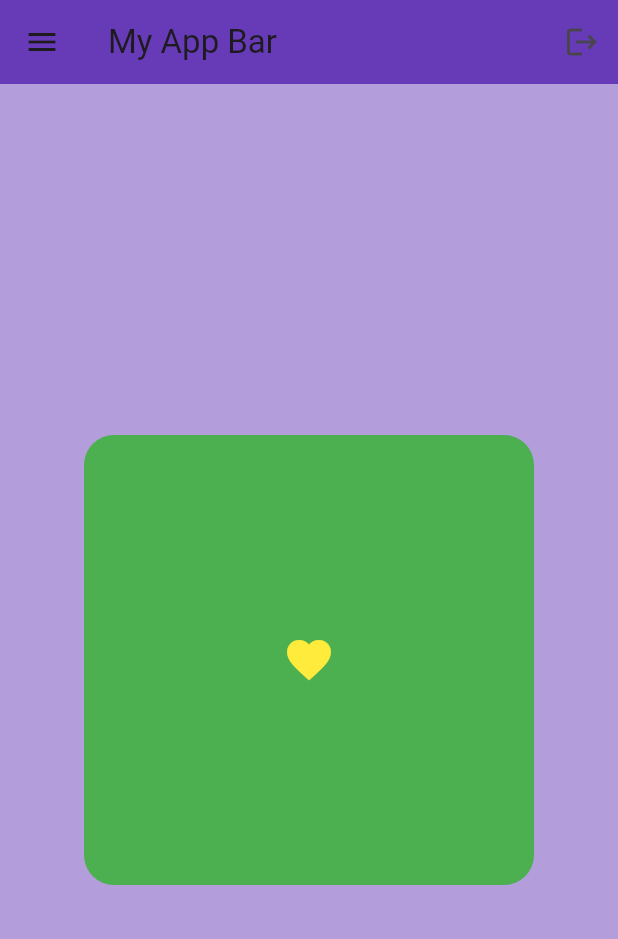
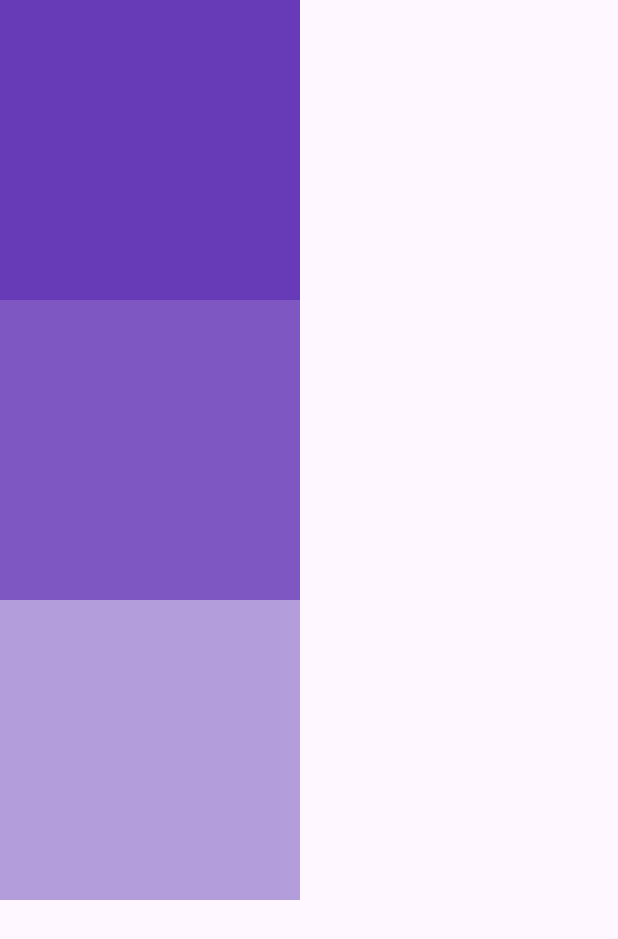
Before and after one commit to itstalalsalman/flutter_app_first, a Flutter app: the screen it shows after launch, on a phone screen of 412 x 824 dp. Shown: the top 939 px of the screen. Run offline on Flutter 3.47's test engine with Material 3 defaults, Android fonts, the phone set to English and light mode, and no system bars.

Commit message:
Column Widget And main&cross axis alignment along with Widget selections

```diff
--- a/lib/main.dart
+++ b/lib/main.dart
@@ -13,29 +13,20 @@
     return MaterialApp(
       debugShowCheckedModeBanner: false,
       home: Scaffold(
-        backgroundColor: Colors.deepPurple[200],
-        appBar: AppBar(
-          title: Text("My App Bar"),
-          backgroundColor: Colors.deepPurple,
-          elevation: 0,
-          leading: Icon(Icons.menu),
-          actions: [IconButton(onPressed: () {}, icon: Icon(Icons.logout))],
-        ),
-        body: Center(
-          child: Container(
-            height: 300,
-            width: 300,
-            decoration: BoxDecoration(
-               color: Colors.green,
-               borderRadius: BorderRadius.circular(20),
-            ),
-            padding: EdgeInsets.all(25),
-            child: Icon(
-              Icons.favorite,
-              color: Colors.yellow,
-              size: 35,
-            )
-          ),
+        //backgroundColor: Colors.deepPurple[200],
+        // appBar: AppBar(
+        //   title: Text("My App Bar"),
+        //   backgroundColor: Colors.deepPurple,
+        //   elevation: 0,
+        //   leading: Icon(Icons.menu),
+        //   actions: [IconButton(onPressed: () {}, icon: Icon(Icons.logout))],
+        // ),
+        body: Column(children: [
+          Container(height: 200, width: 200, color: Colors.deepPurple,),
+          Container(height: 200, width: 200, color: Colors.deepPurple[400],),
+          Container(height: 200, width: 200, color: Colors.deepPurple[200],),
+
+        ],
         ),
       ),
     );
```
